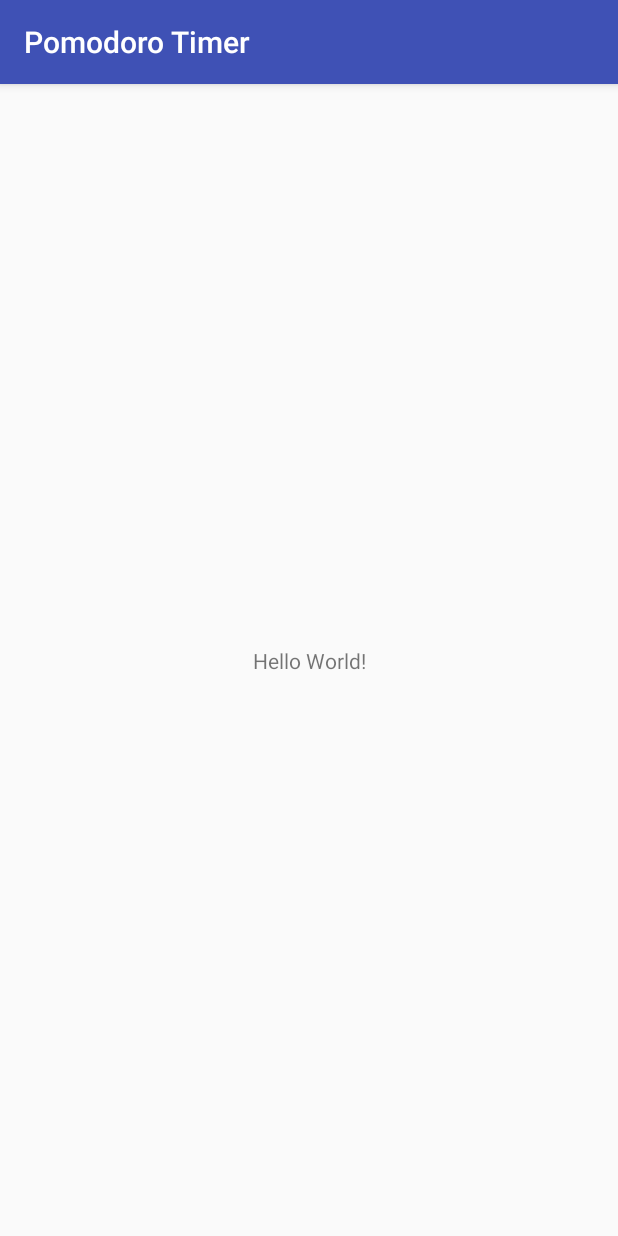
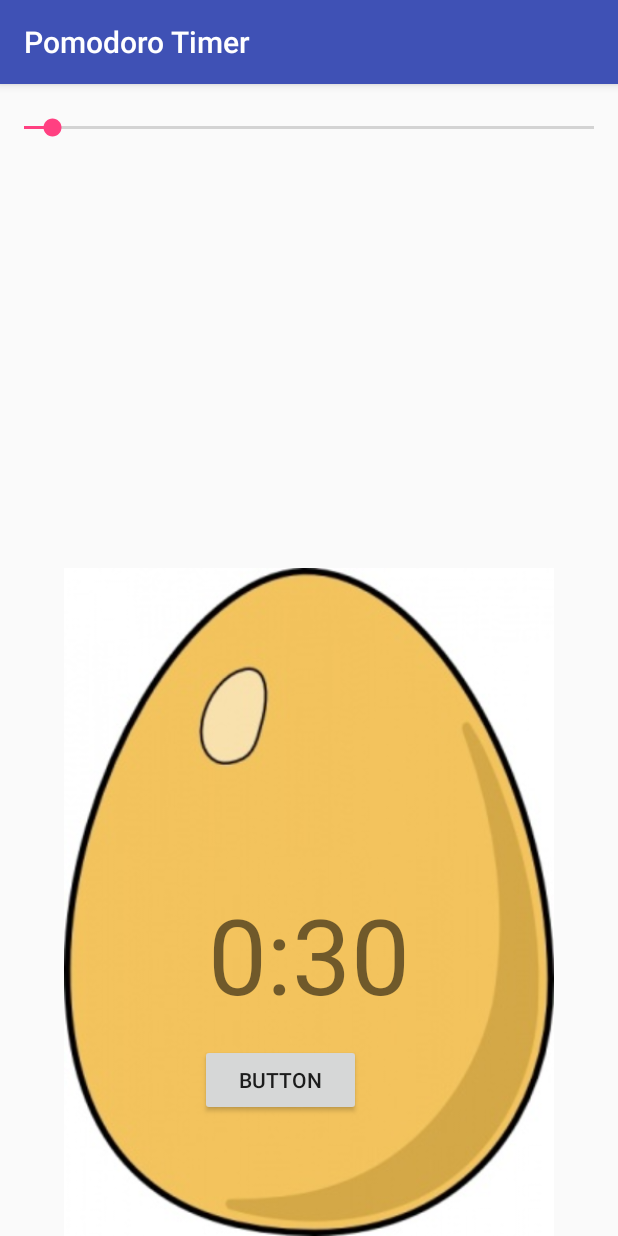
Before and after one commit to Rawkush/PomodoroTimer, an Android app: the screen it shows after launch (MainActivity), on a phone screen of 412 x 824 dp. Run offline under Robolectric (Android 15) with nearby library versions, the phone set to English and light mode, and no system bars.

Commit message:
setting layout

```diff
--- a/app/src/main/java/com/example/ankush/pomodorotimer/MainActivity.java
+++ b/app/src/main/java/com/example/ankush/pomodorotimer/MainActivity.java
@@ -4,6 +4,7 @@ import android.os.CountDownTimer;
 import android.os.Handler;
 import android.support.v7.app.AppCompatActivity;
 import android.os.Bundle;
+import android.widget.SeekBar;
 
 public class MainActivity extends AppCompatActivity {
 
@@ -12,23 +13,28 @@ public class MainActivity extends AppCompatActivity {
         super.onCreate(savedInstanceState);
         setContentView(R.layout.activity_main);
 
+        SeekBar timerSeekbar=(SeekBar) findViewById(R.id.seekBar);
+        timerSeekbar.setMax(600);
+        timerSeekbar.setProgress(30);
+
+
+
+
        // using alternative method
 
             new CountDownTimer(10000,1000){  // first param is timer till which to count
                                                     // second param is in what intervals should it count
-
                 @Override
                 public void onTick(long millisUntilFinished) {
 
                     // after every second
 
                 }
-
                 @Override
                 public void onFinish() {
                     // when conter is finished(after 10 sec)
                 }
-            };
+            }.start();
        /*
         final Handler handler= new Handler(); // it allows delaying
         Runnable run=new Runnable() {  //chunk of code that handler handles is called runnable
--- a/app/src/main/res/layout/activity_main.xml
+++ b/app/src/main/res/layout/activity_main.xml
@@ -1,18 +1,42 @@
 <?xml version="1.0" encoding="utf-8"?>
-<android.support.constraint.ConstraintLayout xmlns:android="http://schemas.android.com/apk/res/android"
+<RelativeLayout xmlns:android="http://schemas.android.com/apk/res/android"
     xmlns:app="http://schemas.android.com/apk/res-auto"
     xmlns:tools="http://schemas.android.com/tools"
     android:layout_width="match_parent"
     android:layout_height="match_parent"
     tools:context=".MainActivity">
 
+    <SeekBar
+        android:id="@+id/seekBar"
+        android:layout_width="match_parent"
+        android:layout_height="59dp" />
+
+    <ImageView
+        android:id="@+id/imageView"
+        android:layout_width="fill_parent"
+        android:layout_height="445dp"
+        android:layout_alignParentBottom="true"
+        android:layout_centerHorizontal="true"
+        android:layout_marginBottom="0dp"
+        app:srcCompat="@drawable/egg" />
+
     <TextView
+        android:id="@+id/timertextView"
         android:layout_width="wrap_content"
         android:layout_height="wrap_content"
-        android:text="Hello World!"
-        app:layout_constraintBottom_toBottomOf="parent"
-        app:layout_constraintLeft_toLeftOf="parent"
-        app:layout_constraintRight_toRightOf="parent"
-        app:layout_constraintTop_toTopOf="parent" />
+        android:layout_alignParentBottom="true"
+        android:layout_centerHorizontal="true"
+        android:layout_marginBottom="141dp"
+        android:text="0:30"
+        android:textSize="70sp" />
 
-</android.support.constraint.ConstraintLayout>
+    <Button
+        android:id="@+id/button"
+        android:layout_width="107dp"
+        android:layout_height="wrap_content"
+        android:layout_alignParentBottom="true"
+        android:layout_alignParentStart="true"
+        android:layout_marginBottom="80dp"
+        android:layout_marginStart="133dp"
+        android:text="Button" />
+</RelativeLayout>
```
Also changed, not shown: app/src/main/res/drawable/egg.jpg (added), 1 other file.
